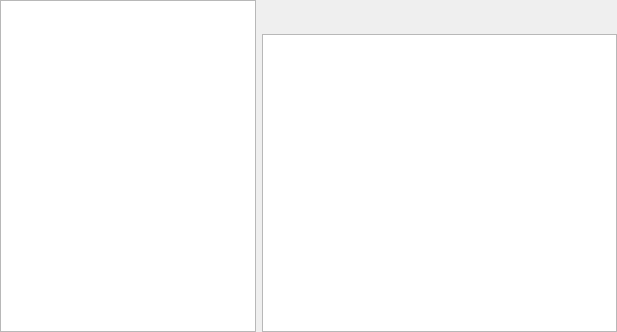
Before: the Qt Designer form Editor/src/Widget/Auxiliary/AuxTileMap.ui in GameOverture/HarmonyEngine, drawn with Qt 5.
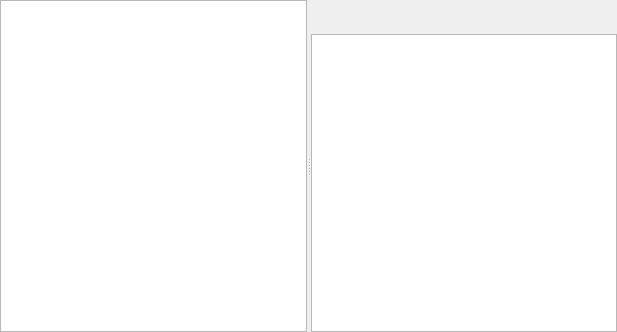
After: the same form once the commit is applied. Icons and pictures are not drawn. Custom widgets are drawn as their Qt base class.

Commit message: Aux TileMap uses splitters now and sizes its treeview on init; TileMap gfx scene renders which tileset is selected, and is setup to do tile selection to create a brush

What changed in the file:
```diff
--- a/Editor/src/Widget/Auxiliary/AuxTileMap.ui
+++ b/Editor/src/Widget/Auxiliary/AuxTileMap.ui
@@ -13,7 +13,7 @@
   <property name="windowTitle">
    <string>Form</string>
   </property>
-  <layout class="QHBoxLayout" name="horizontalLayout">
+  <layout class="QVBoxLayout" name="verticalLayout_3">
    <property name="leftMargin">
     <number>0</number>
    </property>
@@ -27,6 +27,11 @@
     <number>0</number>
    </property>
    <item>
+    <widget class="QSplitter" name="splitter">
+     <property name="orientation">
+      <enum>Qt::Orientation::Horizontal</enum>
+     </property>
+     <widget class="QWidget" name="">
     <layout class="QVBoxLayout" name="verticalLayout">
      <property name="spacing">
       <number>2</number>
@@ -34,7 +39,7 @@
      <item>
       <widget class="QTreeView" name="tileSetsTreeView">
        <property name="sizePolicy">
-        <sizepolicy hsizetype="Maximum" vsizetype="Expanding">
+          <sizepolicy hsizetype="Expanding" vsizetype="Expanding">
          <horstretch>0</horstretch>
          <verstretch>0</verstretch>
         </sizepolicy>
@@ -45,8 +50,8 @@
       </widget>
      </item>
     </layout>
-   </item>
-   <item>
+     </widget>
+     <widget class="QWidget" name="">
     <layout class="QVBoxLayout" name="verticalLayout_2">
      <property name="spacing">
       <number>2</number>
@@ -77,6 +82,8 @@
       <widget class="TileMapGfxView" name="graphicsView"/>
      </item>
     </layout>
+     </widget>
+    </widget>
    </item>
   </layout>
   <action name="actionSelectTool">
```
Lines whose indentation alone changed are shown as unchanged. The commit also changes 15 other files.
